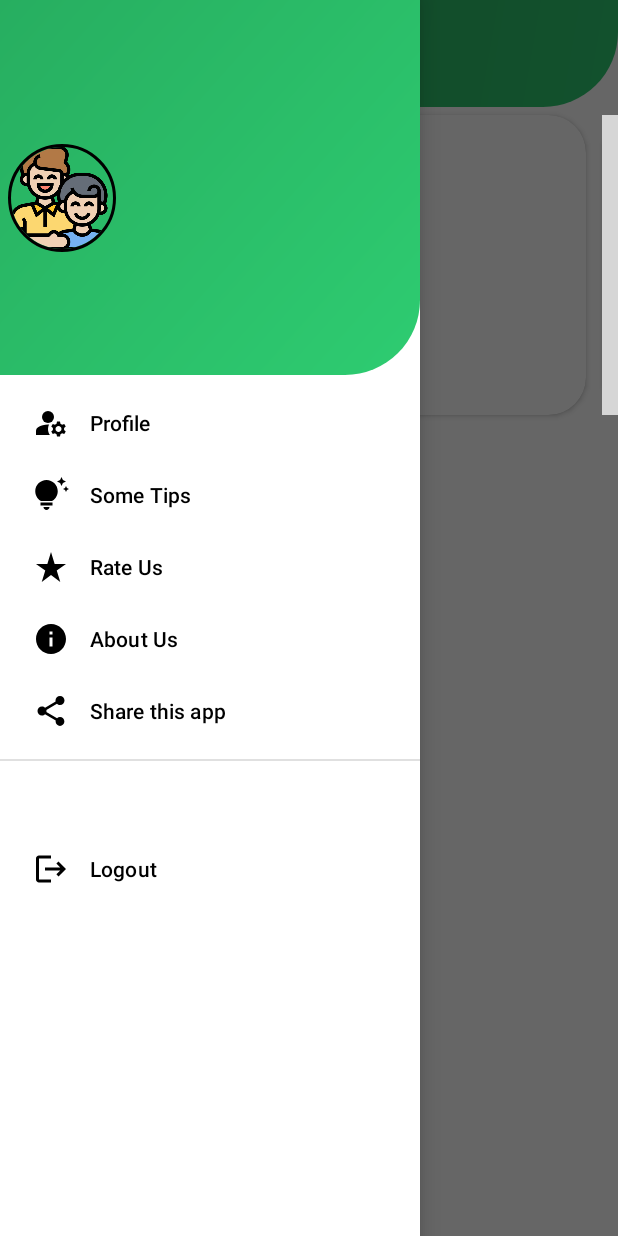
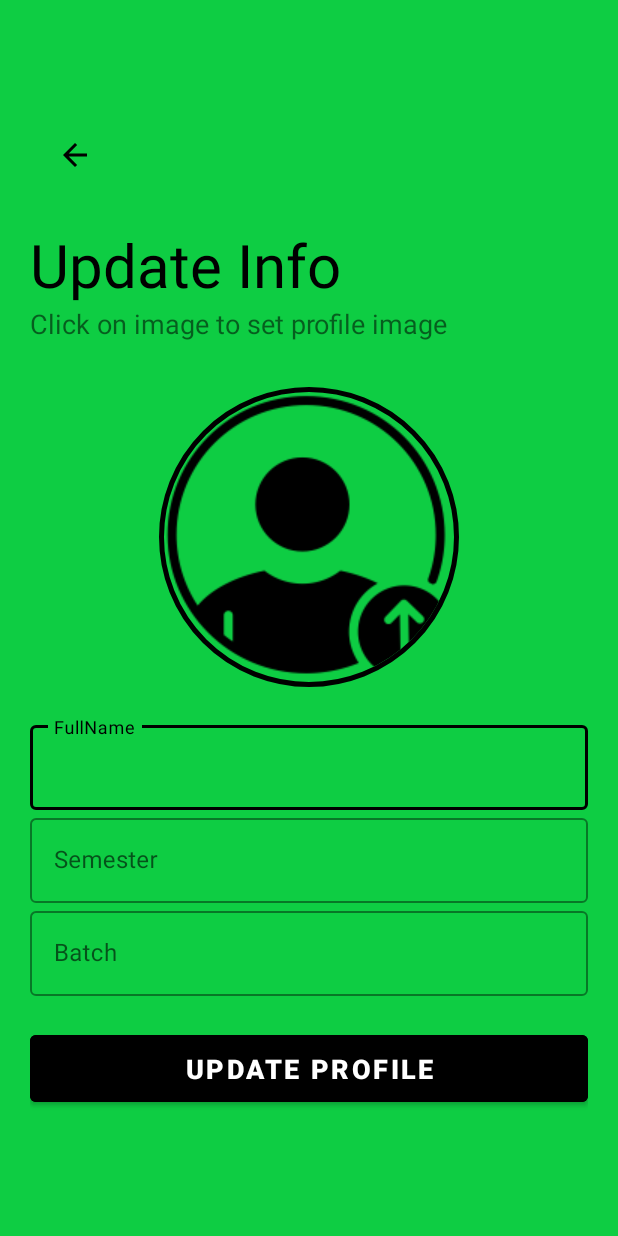
Before and after one commit to sun01822/BoroBhai--An-informational-application-for-beginner-programmer, an Android app: the screen it shows after launch once a user with an empty profile is signed in (MainActivity before the commit, ProfileActivity after it), after a tap on "Profile", on a phone screen of 412 x 824 dp. Run offline under Robolectric (Android 15) with nearby library versions, the phone set to English and light mode, and no system bars; our stand-ins replace CircleImageView, Firebase (no records; nobody signed in at launch, a user with empty details on screens opened directly); pictures from the network do not load; 5 statements that could not run were skipped; 1 other tap on this screen came first; grey boxes are pictures that could not be loaded.

Commit message:
Some updates

```diff
--- a/app/src/main/java/com/sun/borobhai/MainActivity.kt
+++ b/app/src/main/java/com/sun/borobhai/MainActivity.kt
@@ -19,6 +19,7 @@ import com.google.firebase.database.DatabaseError
 import com.google.firebase.database.FirebaseDatabase
 import com.google.firebase.database.ValueEventListener
 import com.sun.borobhai.activities.LogIn
+import com.sun.borobhai.activities.ProfileActivity
 import com.sun.borobhai.adapter.ImageSliderAdapter
 import com.sun.borobhai.databinding.ActivityMainBinding
 import com.sun.borobhai.databinding.NavHeaderMainBinding
@@ -89,34 +90,16 @@ class MainActivity : AppCompatActivity() {
             startActivity(Intent(this, LogIn::class.java))
             finish()
         } else {
-            val userRef = database.reference.child("users").child(uid!!)
-            userRef.addListenerForSingleValueEvent(object : ValueEventListener {
-                override fun onDataChange(snapshot: DataSnapshot) {
-                    val name = snapshot.child("name").value.toString()
-                    val email = snapshot.child("email").value.toString()
-                    val imageUrl = snapshot.child("imageUrl").value.toString()
-
-                    profileName.text = name
-                    profileEmail.text = email
-
-                    Glide.with(this@MainActivity)
-                        .load(imageUrl)
-                        .circleCrop()
-                        .placeholder(R.drawable.logo)
-                        .into(profileImage)
-
-                }
-
-                override fun onCancelled(error: DatabaseError) {
-                    // Handle database error
-                    Toast.makeText(this@MainActivity, error.message, Toast.LENGTH_SHORT).show()
-                }
-            })
+            refreshNavHeader()
             navigationView.setNavigationItemSelectedListener { menuItem ->
                 when (menuItem.itemId) {
                     R.id.nav_logout -> {
                         // Handle logout menu item click
                         logout()
+                        true
+                    }
+                    R.id.nav_profile -> {
+                        startActivity(Intent(this, ProfileActivity::class.java))
                         true
                     }
                     // Handle other menu item clicks if needed
@@ -148,4 +131,34 @@ class MainActivity : AppCompatActivity() {
             else -> super.onOptionsItemSelected(item)
         }
     }
+
+    override fun onResume() {
+        super.onResume()
+        refreshNavHeader()
+    }
+    private fun refreshNavHeader() {
+        val uid = auth.currentUser?.uid
+        val userRef = database.reference.child("users").child(uid!!)
+        userRef.addListenerForSingleValueEvent(object : ValueEventListener {
+            override fun onDataChange(snapshot: DataSnapshot) {
+                val name = snapshot.child("name").value.toString()
+                val email = snapshot.child("email").value.toString()
+                val imageUrl = snapshot.child("imageUrl").value.toString()
+
+                profileName.text = name
+                profileEmail.text = email
+
+                Glide.with(this@MainActivity)
+                    .load(imageUrl)
+                    .circleCrop()
+                    .placeholder(R.drawable.logo)
+                    .into(profileImage)
+            }
+
+            override fun onCancelled(error: DatabaseError) {
+                // Handle database error if needed
+                Toast.makeText(this@MainActivity, error.message, Toast.LENGTH_SHORT).show()
+            }
+        })
+    }
 }
--- /dev/null
+++ b/app/src/main/java/com/sun/borobhai/activities/ProfileActivity.kt
@@ -0,0 +1,161 @@
+package com.sun.borobhai.activities
+
+import android.app.Activity
+import android.content.Intent
+import android.net.Uri
+import androidx.appcompat.app.AppCompatActivity
+import android.os.Bundle
+import android.provider.MediaStore
+import android.widget.Toast
+import com.bumptech.glide.Glide
+import com.google.firebase.auth.FirebaseAuth
+import com.google.firebase.database.DataSnapshot
+import com.google.firebase.database.DatabaseError
+import com.google.firebase.database.DatabaseReference
+import com.google.firebase.database.FirebaseDatabase
+import com.google.firebase.database.ValueEventListener
+import com.google.firebase.storage.FirebaseStorage
+import com.sun.borobhai.databinding.ActivityProfleBinding
+
+@Suppress("DEPRECATION")
+class ProfileActivity : AppCompatActivity() {
+    private lateinit var binding : ActivityProfleBinding
+    private lateinit var auth : FirebaseAuth
+    private lateinit var databaseReference: DatabaseReference
+    private var selectedImageUri: Uri? = null
+
+    override fun onCreate(savedInstanceState: Bundle?) {
+        super.onCreate(savedInstanceState)
+        binding = ActivityProfleBinding.inflate(layoutInflater)
+        setContentView(binding.root)
+
+        auth = FirebaseAuth.getInstance()
+        val userId = auth.currentUser?.uid ?: ""
+        databaseReference = FirebaseDatabase.getInstance().reference.child("users").child(userId)
+
+        binding.profileImage.setOnClickListener {
+            openImagePicker()
+        }
+
+        binding.update.setOnClickListener {
+            updateProfileData()
+        }
+
+        binding.backButton.setOnClickListener {
+            onBackPressed()
+        }
+
+        loadUserData()
+    }
+
+    private fun loadUserData() {
+        // Fetch user data from Firebase Realtime Database
+        databaseReference.addListenerForSingleValueEvent(object : ValueEventListener {
+            override fun onDataChange(snapshot: DataSnapshot) {
+                if (snapshot.exists()) {
+                    // Retrieve data from the snapshot
+                    val name = snapshot.child("name").getValue(String::class.java)
+                    val semester = snapshot.child("semester").getValue(String::class.java)
+                    val batch = snapshot.child("batch").getValue(String::class.java)
+                    val imageUrl = snapshot.child("imageUrl").getValue(String::class.java)
+
+                    // Display user data on the UI
+                    binding.fullName.setText(name)
+                    binding.semesterEt.setText(semester)
+                    binding.batchEt.setText(batch)
+                    if (!imageUrl.isNullOrEmpty()) {
+                        Glide.with(this@ProfileActivity).load(imageUrl).into(binding.profileImage)
+                    }
+                }
+            }
+
+            override fun onCancelled(error: DatabaseError) {
+                // Handle the error if necessary
+            }
+        })
+    }
+
+    private fun updateProfileData() {
+        // Get updated values from the EditTexts
+        val name = binding.fullName.text.toString().trim()
+        val semester = binding.semesterEt.text.toString().trim()
+        val batch = binding.batchEt.text.toString().trim()
+
+        // Get the selected image URI
+        val imageUri = selectedImageUri
+
+        // Upload the image to Firebase Storage
+        if (imageUri != null) {
+            val imageRef = FirebaseStorage.getInstance().reference.child("profile_images/${auth.currentUser?.uid}")
+            imageRef.putFile(imageUri)
+                .addOnSuccessListener {
+                    // Get the download URL of the uploaded image
+                    imageRef.downloadUrl.addOnSuccessListener { uri ->
+                        // Update the profile data in Firebase Realtime Database with the image URL
+                        val profileData = mapOf(
+                            "name" to name,
+                            "semester" to semester,
+                            "batch" to batch,
+                            "imageUrl" to uri.toString()
+                        )
+                        databaseReference.updateChildren(profileData)
+                            .addOnCompleteListener { task ->
+                                if (task.isSuccessful) {
+                                    Toast.makeText(this, "Profile updated successfully.", Toast.LENGTH_SHORT).show()
+                                } else {
+                                    Toast.makeText(this, "Failed to update profile.", Toast.LENGTH_SHORT).show()
+                                }
+                            }
+                    }
+                }
+                .addOnFailureListener {
+                    // Handle the failure if necessary
+                }
+        } else {
+            // If no new image is selected, update the profile data without the image URL
+            val profileData = mapOf(
+                "name" to name,
+                "semester" to semester,
+                "batch" to batch
+            )
+
+            databaseReference.updateChildren(profileData)
+                .addOnCompleteListener { task ->
+                    if (task.isSuccessful) {
+                        Toast.makeText(this, "Profile updated successfully.", Toast.LENGTH_SHORT).show()
+                    } else {
+                        Toast.makeText(this, "Failed to update profile.", Toast.LENGTH_SHORT).show()
+                    }
+                }
+        }
+    }
+
+    private fun openImagePicker() {
+        // Create an intent to pick an image from the gallery
+        val intent = Intent(Intent.ACTION_PICK, MediaStore.Images.Media.EXTERNAL_CONTENT_URI)
+        startActivityForResult(intent, REQUEST_IMAGE_PICKER)
+    }
+
+    // Handle the result of the image picker
+    @Deprecated("Deprecated in Java")
+    override fun onActivityResult(requestCode: Int, resultCode: Int, data: Intent?) {
+        super.onActivityResult(requestCode, resultCode, data)
+        if (requestCode == REQUEST_IMAGE_PICKER && resultCode == Activity.RESULT_OK) {
+            // Get the selected image URI from the data
+            selectedImageUri = data?.data
+            // Display the selected image using Glide or any other image loading library
+            if (selectedImageUri != null) {
+                Glide.with(this@ProfileActivity).load(selectedImageUri).into(binding.profileImage)
+            }
+        }
+    }
+
+    companion object {
+        private const val REQUEST_IMAGE_PICKER = 1
+    }
+
+    override fun onSupportNavigateUp(): Boolean {
+        onBackPressed()
+        return true
+    }
+}
--- /dev/null
+++ b/app/src/main/res/drawable/backpressed.xml
@@ -0,0 +1,5 @@
+<vector android:autoMirrored="true" android:height="24dp"
+    android:tint="#000000" android:viewportHeight="24"
+    android:viewportWidth="24" android:width="24dp" xmlns:android="http://schemas.android.com/apk/res/android">
+    <path android:fillColor="@android:color/white" android:pathData="M20,11H7.83l5.59,-5.59L12,4l-8,8 8,8 1.41,-1.41L7.83,13H20v-2z"/>
+</vector>
--- a/app/src/main/res/layout/activity_main.xml
+++ b/app/src/main/res/layout/activity_main.xml
@@ -10,23 +10,21 @@
     tools:context=".MainActivity"
     tools:openDrawer="start">
 
+    <ScrollView
+        android:layout_width="match_parent"
+        android:layout_height="match_parent">
         <LinearLayout
             android:layout_width="match_parent"
             android:layout_height="wrap_content"
             android:orientation="vertical">
-        <LinearLayout
-            android:layout_width="match_parent"
-            android:layout_height="wrap_content"
-            android:orientation="vertical"
-            android:paddingTop="15dp"
-            android:background="@drawable/gradient_background">
-
             <androidx.appcompat.widget.Toolbar
                 android:id="@+id/toolbar"
                 android:layout_width="match_parent"
-                android:layout_height="wrap_content"
+                android:layout_height="56dp"
                 android:elevation="4dp"
-                app:navigationIcon="@drawable/menu_icon">
+                app:navigationIcon="@drawable/menu_icon"
+                android:background="@drawable/gradient_background"
+                >
                 <TextView
                     android:layout_width="match_parent"
                     android:layout_height="wrap_content"
@@ -35,7 +33,6 @@
                     android:textStyle="bold"
                     android:textColor="@color/white"/>
             </androidx.appcompat.widget.Toolbar>
-        </LinearLayout>
 
             <androidx.recyclerview.widget.RecyclerView
                 android:id="@+id/image_slider_recycler_view"
@@ -51,6 +48,8 @@
                 android:layout_height="wrap_content">
             </FrameLayout>
         </LinearLayout>
+    </ScrollView>
+
 
     <com.google.android.material.navigation.NavigationView
         android:id="@+id/nav_view"
--- /dev/null
+++ b/app/src/main/res/layout/activity_profle.xml
@@ -0,0 +1,113 @@
+<!-- activity_profile.xml -->
+<ScrollView xmlns:android="http://schemas.android.com/apk/res/android"
+    xmlns:app="http://schemas.android.com/apk/res-auto"
+    xmlns:tools="http://schemas.android.com/tools"
+    android:layout_width="match_parent"
+    android:layout_height="match_parent"
+    android:background="@color/myColor"
+    tools:context=".activities.ProfileActivity">
+    <LinearLayout
+        android:layout_width="match_parent"
+        android:layout_height="match_parent"
+        tools:context=".activities.LogIn"
+        android:orientation="vertical"
+        android:layout_gravity="center"
+        android:padding="20dp">
+        <ImageButton
+            android:id="@+id/backButton"
+            android:layout_width="60dp"
+            android:layout_height="60dp"
+            android:src="@drawable/backpressed"
+            android:layout_marginTop="16dp"
+            android:layout_marginBottom="16dp"
+            android:background="@null"
+            android:contentDescription="Backpressed"
+            android:onClick="onBackPressed"/>
+        <TextView
+            android:id="@+id/logo_name"
+            android:layout_width="wrap_content"
+            android:layout_height="wrap_content"
+            android:text="Update Info"
+            android:textSize="40sp"
+            android:transitionName="logo_text"
+            android:textColor="#000"/>
+        <TextView
+            android:id="@+id/slogan_name"
+            android:layout_width="wrap_content"
+            android:layout_height="wrap_content"
+            android:text="Click on image to set profile image"
+            android:textSize="18sp"/>
+        <LinearLayout
+            android:layout_width="match_parent"
+            android:layout_height="wrap_content"
+            android:layout_marginTop="30dp"
+            android:layout_marginBottom="20dp"
+            android:orientation="vertical">
+            <de.hdodenhof.circleimageview.CircleImageView
+                android:id="@+id/profileImage"
+                android:layout_width="200dp"
+                android:layout_height="200dp"
+                android:layout_gravity="center_horizontal"
+                android:src="@drawable/upload"
+                android:scaleType="centerCrop"
+                android:layout_marginBottom="20dp"
+                app:civ_border_width="3dp"
+                app:civ_border_color="@color/black"/>
+            <com.google.android.material.textfield.TextInputLayout
+                android:layout_width="match_parent"
+                android:layout_height="wrap_content"
+                android:hint="FullName"
+                app:hintTextColor="@color/black"
+                app:boxStrokeColor="@color/black"
+                style="@style/Widget.MaterialComponents.TextInputLayout.OutlinedBox">
+                <com.google.android.material.textfield.TextInputEditText
+                    android:layout_width="match_parent"
+                    android:layout_height="wrap_content"
+                    android:id="@+id/fullName"
+                    android:imeOptions="actionNext"
+                    android:inputType="text"/>
+            </com.google.android.material.textfield.TextInputLayout>
+            <com.google.android.material.textfield.TextInputLayout
+                android:layout_width="match_parent"
+                android:layout_height="wrap_content"
+                android:hint="Semester"
+                app:hintTextColor="@color/black"
+                app:boxStrokeColor="@color/black"
+                style="@style/Widget.MaterialComponents.TextInputLayout.OutlinedBox">
+                <com.google.android.material.textfield.TextInputEditText
+                    android:layout_width="match_parent"
+                    android:layout_height="wrap_content"
+                    android:id="@+id/semesterEt"
+                    android:imeOptions="actionNext"
+                    android:inputType="text"/>
+            </com.google.android.material.textfield.TextInputLayout>
+            <com.google.android.material.textfield.TextInputLayout
+                android:layout_width="match_parent"
+                android:layout_height="wrap_content"
+                android:hint="Batch"
+                app:hintTextColor="@color/black"
+                app:boxStrokeColor="@color/black"
+                style="@style/Widget.MaterialComponents.TextInputLayout.OutlinedBox">
+                <com.google.android.material.textfield.TextInputEditText
+                    android:layout_width="match_parent"
+                    android:layout_height="wrap_content"
+                    android:id="@+id/batchEt"
+                    android:imeOptions="actionDone"
+                    android:inputType="text"/>
+            </com.google.android.material.textfield.TextInputLayout>
+
+            <Button
+                android:id="@+id/update"
+                android:layout_width="match_parent"
+                android:layout_height="wrap_content"
+                android:text="Update Profile"
+                android:backgroundTint="#000"
+                android:textSize="18sp"
+                android:textStyle="bold"
+                android:padding="10dp"
+                android:textColor="#fff"
+                android:layout_marginTop="20dp"
+                android:layout_marginBottom="5dp"/>
+        </LinearLayout>
+    </LinearLayout>
+</ScrollView>
```
Also changed, not shown: app/src/main/AndroidManifest.xml (+6 -3 lines), app/src/main/res/drawable/upload.png (added). Lines whose indentation alone changed are shown as unchanged.
